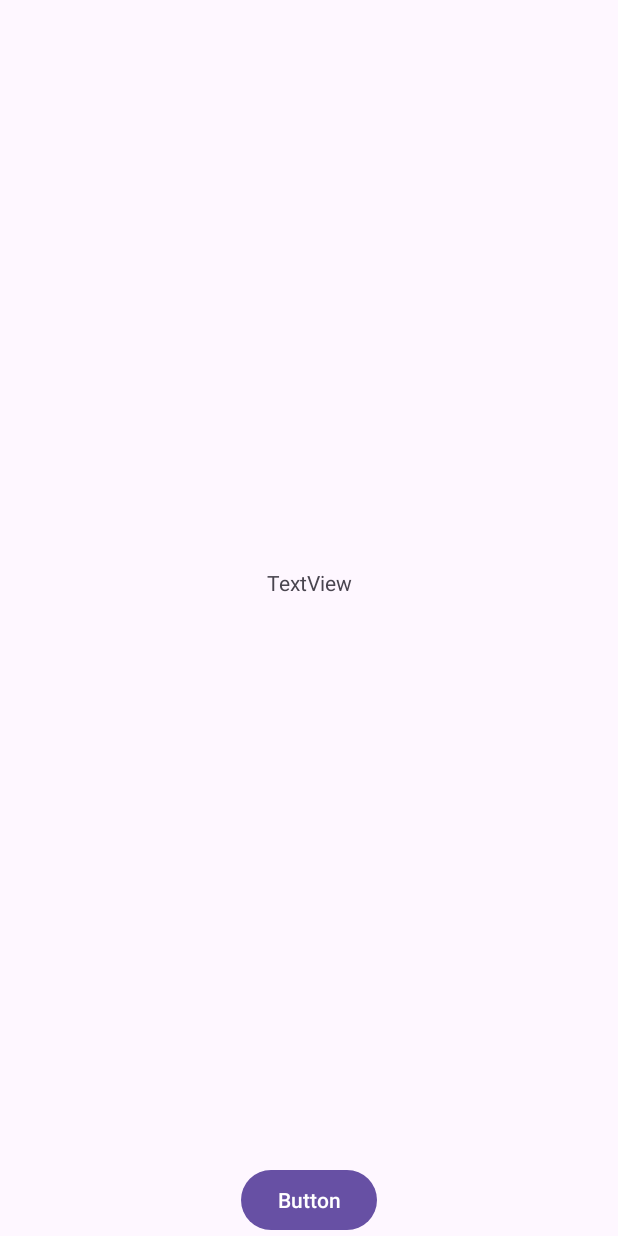
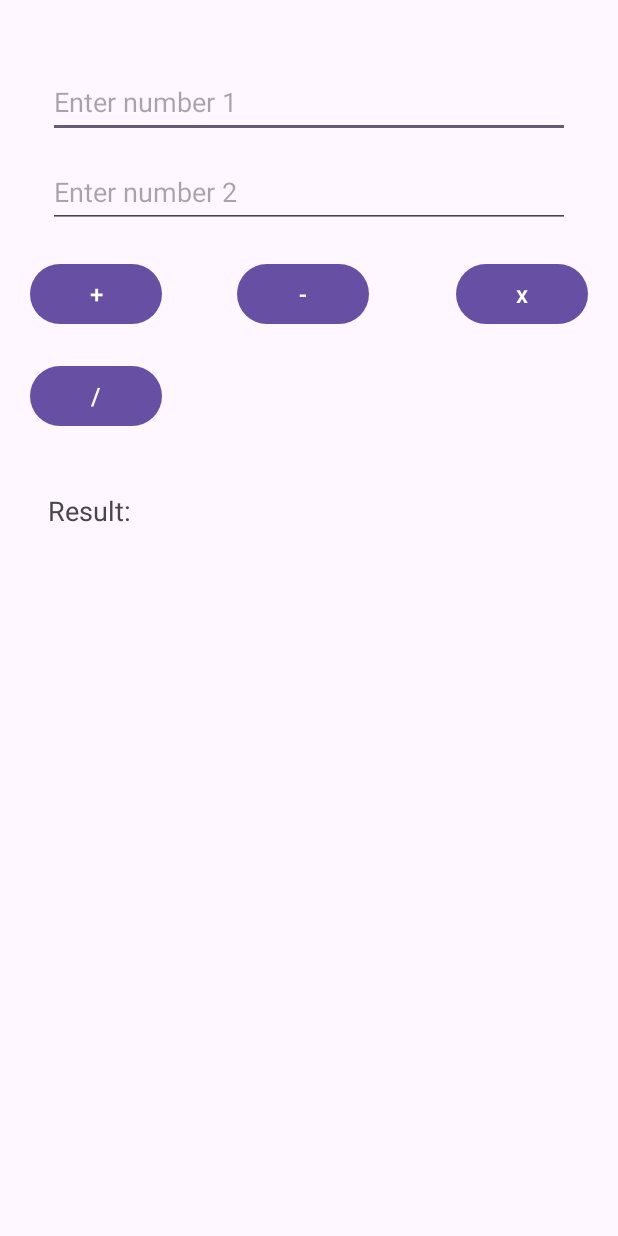
Before and after one commit to davefro/Android-Project, an Android app: the screen it shows after launch (MainActivity), on a phone screen of 412 x 824 dp. Run offline under Robolectric (Android 15) with nearby library versions, the phone set to English and light mode, and no system bars.

Commit message:
simple calculator app

```diff
--- a/app/src/main/java/com/example/myfirstapp/MainActivity.java
+++ b/app/src/main/java/com/example/myfirstapp/MainActivity.java
@@ -1,28 +1,106 @@
 package com.example.myfirstapp;
+
+import android.os.Bundle;
+import android.view.View;
+import android.widget.Button;
+import android.widget.EditText;
+import android.widget.TextView;
+import android.widget.Toast;
 
 import androidx.appcompat.app.AppCompatActivity;
 
-import android.annotation.SuppressLint;
-import android.os.Bundle;
-import android.view.View;
-import android.widget.Button;
-import android.widget.TextView;
+import java.text.DecimalFormat;
 
 public class MainActivity extends AppCompatActivity {
 
-    TextView newText;
-    Button changeButton;
+    private EditText num1EditText;
+    private EditText num2EditText;
+    private TextView resultTextView;
 
     @Override
     protected void onCreate(Bundle savedInstanceState) {
         super.onCreate(savedInstanceState);
         setContentView(R.layout.activity_main);
-        newText = findViewById(R.id.textView);
-        changeButton = findViewById(R.id.firstButton);
+
+        // Initialize UI elements from the layout
+        num1EditText = findViewById(R.id.num1EditText);
+        num2EditText = findViewById(R.id.num2EditText);
+        resultTextView = findViewById(R.id.resultTextView);
+
+        // Set click listeners for arithmetic operation buttons
+
+        Button addButton = findViewById(R.id.addButton);
+        addButton.setOnClickListener(new View.OnClickListener() {
+            @Override
+            public void onClick(View v) {
+                performCalculation('+');
+            }
+        });
+
+        Button subtractButton = findViewById(R.id.subtractButton);
+        subtractButton.setOnClickListener(new View.OnClickListener() {
+            @Override
+            public void onClick(View v) {
+                performCalculation('-');
+            }
+        });
+
+        Button multiplyButton = findViewById(R.id.multiplyButton);
+        multiplyButton.setOnClickListener(new View.OnClickListener() {
+            @Override
+            public void onClick(View v) {
+                performCalculation('*');
+            }
+        });
+
+        Button divideButton = findViewById(R.id.divideButton);
+        divideButton.setOnClickListener(new View.OnClickListener() {
+            @Override
+            public void onClick(View v) {
+                performCalculation('/');
+            }
+        });
+    }
+    private void performCalculation(char operator) {
+        // Get the values entered in the input fields
+        String num1Str = num1EditText.getText().toString();
+        String num2Str = num2EditText.getText().toString();
+
+        // Check if either input field is empty
+        if (num1Str.isEmpty() || num2Str.isEmpty()) {
+            Toast.makeText(this, "Please enter both numbers", Toast.LENGTH_SHORT).show();
+            return; // Exit the method to prevent calculations with empty inputs
+        }
+
+        // Convert the input values to numeric format
+        double num1 = Double.parseDouble(num1Str);
+        double num2 = Double.parseDouble(num2Str);
+        double result = 0;
+
+        // Perform the selected calculation based on the operator
+        switch (operator) {
+            case '+':
+                result = num1 + num2;
+                break;
+            case '-':
+                result = num1 - num2;
+                break;
+            case '*':
+                result = num1 * num2;
+                break;
+            case '/':
+                if (num2 != 0) {
+                    result = num1 / num2;
+                } else {
+                    Toast.makeText(this, "Cannot divide by zero", Toast.LENGTH_SHORT).show();
+                    return; // Exit the method if division by zero is attempted
+                }
+                break;
+        }
+
+        // Format and display the calculation result
+        DecimalFormat df = new DecimalFormat("#.##");
+        resultTextView.setText("Result: " + df.format(result));
     }
 
-    @SuppressLint("SetTextI18n")
-    public void pressMeButton(View view) {
-        newText.setText("Find a great idea for the next app");
-    }
 }
--- a/app/src/main/res/layout/activity_main.xml
+++ b/app/src/main/res/layout/activity_main.xml
@@ -6,29 +6,112 @@
     android:layout_height="match_parent"
     tools:context=".MainActivity">
 
-    <TextView
-        android:id="@+id/textView"
-        android:layout_width="wrap_content"
-        android:layout_height="wrap_content"
-        android:text="TextView"
-        app:layout_constraintBottom_toTopOf="@+id/firstButton"
+    <EditText
+        android:id="@+id/num1EditText"
+        android:layout_width="0dp"
+        android:layout_height="48dp"
+        android:layout_marginStart="32dp"
+        android:layout_marginTop="44dp"
+        android:layout_marginEnd="32dp"
+        android:autofillHints=""
+        android:hint="Enter number 1"
+        android:inputType="numberDecimal"
         app:layout_constraintEnd_toEndOf="parent"
         app:layout_constraintStart_toStartOf="parent"
         app:layout_constraintTop_toTopOf="parent"
-        tools:layout_editor_absoluteX="175dp"
-        tools:layout_editor_absoluteY="95dp"
-        tools:ignore="HardcodedText,MissingConstraints" />
+        tools:ignore="HardcodedText" />
+
+    <EditText
+        android:id="@+id/num2EditText"
+        android:layout_width="0dp"
+        android:layout_height="48dp"
+        android:layout_marginStart="32dp"
+        android:layout_marginTop="12dp"
+        android:layout_marginEnd="32dp"
+        android:autofillHints=""
+        android:hint="Enter number 2"
+        android:inputType="numberDecimal"
+        app:layout_constraintEnd_toEndOf="parent"
+        app:layout_constraintHorizontal_bias="0.47"
+        app:layout_constraintStart_toStartOf="parent"
+        app:layout_constraintTop_toBottomOf="@+id/num1EditText"
+        tools:ignore="HardcodedText" />
+
+    <androidx.constraintlayout.widget.Guideline
+        android:id="@+id/guideline"
+        android:layout_width="0dp"
+        android:layout_height="wrap_content"
+        android:orientation="horizontal"
+        app:layout_constraintGuide_percent="0.5" />
 
     <Button
-        android:id="@+id/firstButton"
+        android:id="@+id/addButton"
         android:layout_width="wrap_content"
         android:layout_height="wrap_content"
-        android:onClick="pressMeButton"
-        android:text="Button"
-        app:layout_constraintBottom_toBottomOf="parent"
+        android:text="+"
+        android:textSize="16sp"
+        app:layout_constraintStart_toStartOf="parent"
+        app:layout_constraintEnd_toStartOf="@id/guideline"
+        app:layout_constraintTop_toBottomOf="@+id/num2EditText"
+        android:layout_marginEnd="8dp"
+        android:layout_marginStart="20dp"
+        android:layout_marginTop="20dp"
+        tools:ignore="HardcodedText" />
+
+    <!-- Button 2 -->
+    <Button
+        android:id="@+id/subtractButton"
+        android:layout_width="wrap_content"
+        android:layout_height="wrap_content"
+        android:layout_marginStart="50dp"
+        android:layout_marginTop="20dp"
+        android:layout_marginEnd="8dp"
+        android:text="-"
+        android:textSize="16sp"
+        app:layout_constraintEnd_toStartOf="@+id/guideline"
+        app:layout_constraintStart_toEndOf="@id/addButton"
+        app:layout_constraintTop_toBottomOf="@+id/num2EditText"
+        tools:ignore="HardcodedText" />
+
+    <!-- Button 3 -->
+    <Button
+        android:id="@+id/multiplyButton"
+        android:layout_width="wrap_content"
+        android:layout_height="wrap_content"
+        android:text="x"
+        android:textSize="16sp"
+        app:layout_constraintStart_toEndOf="@id/guideline"
         app:layout_constraintEnd_toEndOf="parent"
+        app:layout_constraintTop_toBottomOf="@+id/num2EditText"
+        android:layout_marginEnd="20dp"
+        android:layout_marginStart="8dp"
+        android:layout_marginTop="20dp"
+        tools:ignore="HardcodedText" />
+
+    <!-- Button 4 -->
+    <Button
+        android:id="@+id/divideButton"
+        android:layout_width="wrap_content"
+        android:layout_height="wrap_content"
+        android:layout_marginStart="20dp"
+        android:layout_marginTop="20dp"
+        android:layout_marginEnd="8dp"
+        android:text="/"
+        android:textSize="16sp"
+        app:layout_constraintEnd_toStartOf="@id/guideline"
         app:layout_constraintStart_toStartOf="parent"
-        tools:layout_editor_absoluteX="159dp"
-        tools:layout_editor_absoluteY="352dp"
-        tools:ignore="HardcodedText,MissingConstraints,UsingOnClickInXml" />
+        app:layout_constraintTop_toBottomOf="@+id/addButton"
+        tools:ignore="HardcodedText" />
+
+    <TextView
+        android:id="@+id/resultTextView"
+        android:layout_width="84dp"
+        android:layout_height="41dp"
+        android:layout_marginStart="32dp"
+        android:layout_marginTop="40dp"
+        android:text="Result: "
+        android:textSize="18sp"
+        app:layout_constraintStart_toStartOf="parent"
+        app:layout_constraintTop_toBottomOf="@+id/divideButton"
+        tools:ignore="HardcodedText" />
 </androidx.constraintlayout.widget.ConstraintLayout>
```
